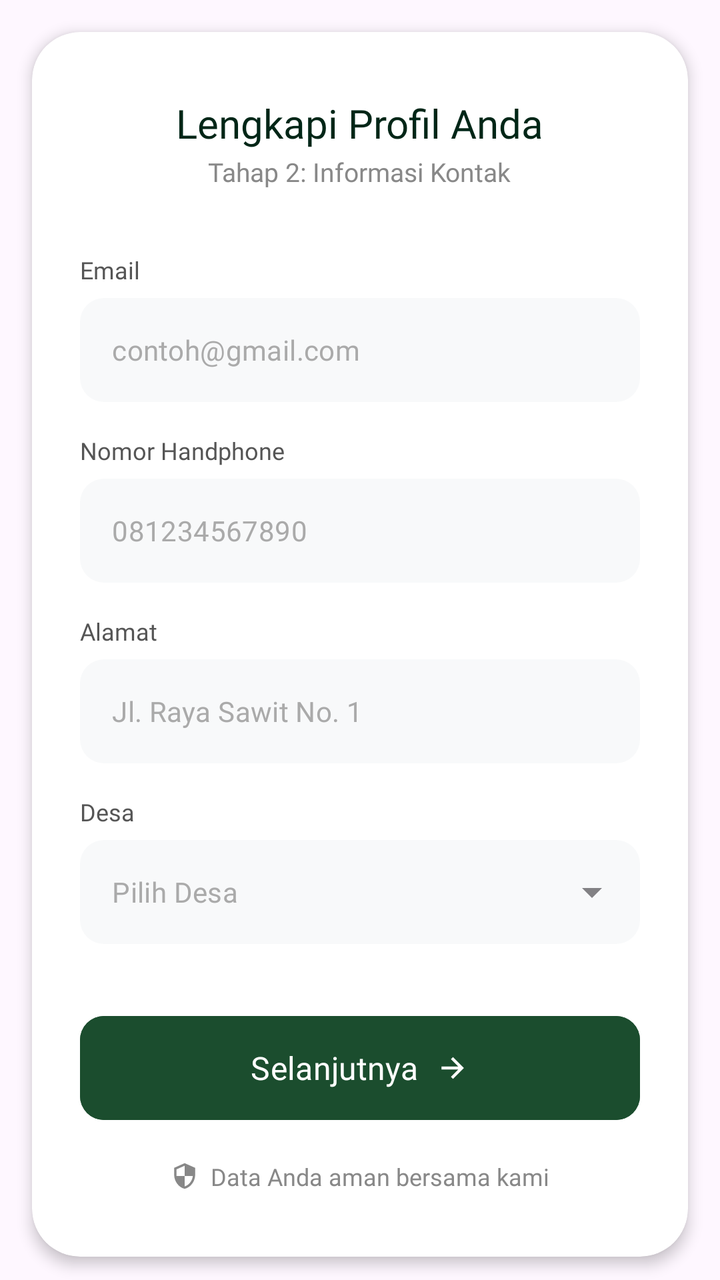
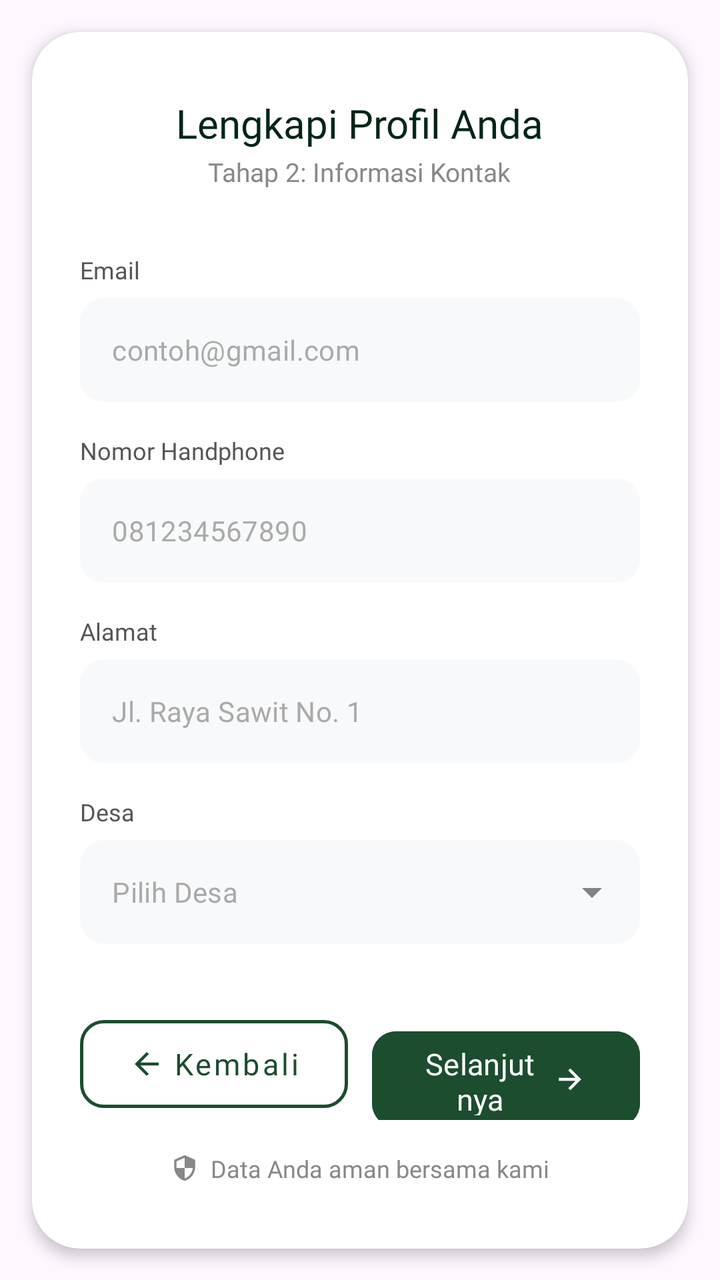

An Android layout rendered at two revisions. The XML below is the earlier revision; the diff shows what the commit changed to produce the second picture.
<!-- AndroidManifest.xml: application theme Theme.Notasawit -->
<!-- res/layout/fragment_data_diri2.xml -->
<?xml version="1.0" encoding="utf-8"?>
<androidx.core.widget.NestedScrollView xmlns:android="http://schemas.android.com/apk/res/android"
    xmlns:app="http://schemas.android.com/apk/res-auto"
    xmlns:tools="http://schemas.android.com/tools"
    android:id="@+id/scrollView"
    android:layout_width="match_parent"
    android:layout_height="match_parent"
    android:fillViewport="true"
    android:fitsSystemWindows="true"
    tools:context=".Autentikasi.Daftar.DataDiri.DataDiri2Fragment">

    <androidx.cardview.widget.CardView
        android:layout_width="match_parent"
        android:layout_height="wrap_content"
        android:layout_margin="16dp"
        app:cardCornerRadius="24dp"
        app:cardElevation="4dp"
        app:cardBackgroundColor="#FFFFFF">

        <androidx.constraintlayout.widget.ConstraintLayout
            android:layout_width="match_parent"
            android:layout_height="wrap_content"
            android:paddingHorizontal="24dp"
            android:paddingVertical="32dp">

            <LinearLayout
                android:id="@+id/form_header"
                android:layout_width="match_parent"
                android:layout_height="wrap_content"
                android:orientation="vertical"
                android:gravity="center"
                app:layout_constraintEnd_toEndOf="parent"
                app:layout_constraintStart_toStartOf="parent"
                app:layout_constraintTop_toTopOf="parent">

                <TextView
                    android:layout_width="wrap_content"
                    android:layout_height="wrap_content"
                    android:fontFamily="@font/poppins_medium"
                    android:text="Lengkapi Profil Anda"
                    android:textColor="#002617"
                    android:textSize="20sp" />

                <TextView
                    android:layout_width="wrap_content"
                    android:layout_height="wrap_content"
                    android:fontFamily="@font/poppins_regular"
                    android:text="Tahap 2: Informasi Kontak"
                    android:textColor="#888888"
                    android:textSize="13sp"
                    android:layout_marginTop="2dp" />
            </LinearLayout>

            
            <TextView
                android:id="@+id/tvLabelEmail"
                android:layout_width="wrap_content"
                android:layout_height="wrap_content"
                android:layout_marginTop="32dp"
                android:text="Email"
                android:textColor="#555555"
                android:fontFamily="@font/poppins_regular"
                android:textSize="12sp"
                app:layout_constraintStart_toStartOf="parent"
                app:layout_constraintTop_toBottomOf="@+id/form_header" />

            <com.google.android.material.textfield.TextInputLayout
                android:id="@+id/EmailLayout"
                style="@style/Widget.MaterialComponents.TextInputLayout.FilledBox"
                android:layout_width="match_parent"
                android:layout_height="wrap_content"
                android:layout_marginTop="6dp"
                app:boxBackgroundColor="#F8F9FA"
                app:boxStrokeWidth="0dp"
                app:boxStrokeWidthFocused="0dp"
                app:boxCornerRadiusTopStart="12dp"
                app:boxCornerRadiusTopEnd="12dp"
                app:boxCornerRadiusBottomStart="12dp"
                app:boxCornerRadiusBottomEnd="12dp"
                app:hintEnabled="false"
                app:layout_constraintTop_toBottomOf="@+id/tvLabelEmail">

                <com.google.android.material.textfield.TextInputEditText
                    android:id="@+id/etEmail"
                    android:layout_width="match_parent"
                    android:layout_height="52dp"
                    android:paddingVertical="0dp"
                    android:paddingHorizontal="16dp"
                    android:hint="contoh@gmail.com"
                    android:textColorHint="#AAAAAA"
                    android:inputType="textEmailAddress"
                    android:fontFamily="@font/poppins_regular"
                    android:textSize="14sp"
                    android:textColor="#002617" />
            </com.google.android.material.textfield.TextInputLayout>

            
            <TextView
                android:id="@+id/tvLabelNomorHandphone"
                android:layout_width="wrap_content"
                android:layout_height="wrap_content"
                android:layout_marginTop="16dp"
                android:text="Nomor Handphone"
                android:textColor="#555555"
                android:fontFamily="@font/poppins_regular"
                android:textSize="12sp"
                app:layout_constraintStart_toStartOf="parent"
                app:layout_constraintTop_toBottomOf="@+id/EmailLayout" />

            <com.google.android.material.textfield.TextInputLayout
                android:id="@+id/NomorHandphoneLayout"
                style="@style/Widget.MaterialComponents.TextInputLayout.FilledBox"
                android:layout_width="match_parent"
                android:layout_height="wrap_content"
                android:layout_marginTop="6dp"
                app:boxBackgroundColor="#F8F9FA"
                app:boxStrokeWidth="0dp"
                app:boxStrokeWidthFocused="0dp"
                app:boxCornerRadiusTopStart="12dp"
                app:boxCornerRadiusTopEnd="12dp"
                app:boxCornerRadiusBottomStart="12dp"
                app:boxCornerRadiusBottomEnd="12dp"
                app:hintEnabled="false"
                app:layout_constraintTop_toBottomOf="@+id/tvLabelNomorHandphone">

                <com.google.android.material.textfield.TextInputEditText
                    android:id="@+id/etNomorHandphone"
                    android:layout_width="match_parent"
                    android:layout_height="52dp"
                    android:paddingVertical="0dp"
                    android:paddingHorizontal="16dp"
                    android:hint="081234567890"
                    android:textColorHint="#AAAAAA"
                    android:inputType="phone"
                    android:fontFamily="@font/poppins_regular"
                    android:textSize="14sp"
                    android:textColor="#002617" />
            </com.google.android.material.textfield.TextInputLayout>

            
            <TextView
                android:id="@+id/tvLabelAlamat"
                android:layout_width="wrap_content"
                android:layout_height="wrap_content"
                android:layout_marginTop="16dp"
                android:text="Alamat"
                android:textColor="#555555"
                android:fontFamily="@font/poppins_regular"
                android:textSize="12sp"
                app:layout_constraintStart_toStartOf="parent"
                app:layout_constraintTop_toBottomOf="@+id/NomorHandphoneLayout" />

            <com.google.android.material.textfield.TextInputLayout
                android:id="@+id/AlamatLayout"
                style="@style/Widget.MaterialComponents.TextInputLayout.FilledBox"
                android:layout_width="match_parent"
                android:layout_height="wrap_content"
                android:layout_marginTop="6dp"
                app:boxBackgroundColor="#F8F9FA"
                app:boxStrokeWidth="0dp"
                app:boxStrokeWidthFocused="0dp"
                app:boxCornerRadiusTopStart="12dp"
                app:boxCornerRadiusTopEnd="12dp"
                app:boxCornerRadiusBottomStart="12dp"
                app:boxCornerRadiusBottomEnd="12dp"
                app:hintEnabled="false"
                app:layout_constraintTop_toBottomOf="@+id/tvLabelAlamat">

                <com.google.android.material.textfield.TextInputEditText
                    android:id="@+id/etAlamat"
                    android:layout_width="match_parent"
                    android:layout_height="52dp"
                    android:paddingVertical="0dp"
                    android:paddingHorizontal="16dp"
                    android:hint="Jl. Raya Sawit No. 1"
                    android:textColorHint="#AAAAAA"
                    android:inputType="textPostalAddress"
                    android:fontFamily="@font/poppins_regular"
                    android:textSize="14sp"
                    android:textColor="#002617" />
            </com.google.android.material.textfield.TextInputLayout>

            
            <TextView
                android:id="@+id/tvLabelDesa"
                android:layout_width="wrap_content"
                android:layout_height="wrap_content"
                android:layout_marginTop="16dp"
                android:text="Desa"
                android:textColor="#555555"
                android:fontFamily="@font/poppins_regular"
                android:textSize="12sp"
                app:layout_constraintStart_toStartOf="parent"
                app:layout_constraintTop_toBottomOf="@+id/AlamatLayout" />

            <com.google.android.material.textfield.TextInputLayout
                android:id="@+id/DesaLayout"
                style="@style/Widget.MaterialComponents.TextInputLayout.FilledBox.ExposedDropdownMenu"
                android:layout_width="match_parent"
                android:layout_height="wrap_content"
                android:layout_marginTop="6dp"
                app:boxBackgroundColor="#F8F9FA"
                app:boxStrokeWidth="0dp"
                app:boxStrokeWidthFocused="0dp"
                app:boxCornerRadiusTopStart="12dp"
                app:boxCornerRadiusTopEnd="12dp"
                app:boxCornerRadiusBottomStart="12dp"
                app:boxCornerRadiusBottomEnd="12dp"
                app:hintEnabled="false"
                app:layout_constraintTop_toBottomOf="@+id/tvLabelDesa">

                <AutoCompleteTextView
                    android:id="@+id/etDesa"
                    android:layout_width="match_parent"
                    android:layout_height="52dp"
                    android:paddingVertical="0dp"
                    android:paddingHorizontal="16dp"
                    android:hint="Pilih Desa"
                    android:textColorHint="#AAAAAA"
                    android:inputType="none"
                    android:fontFamily="@font/poppins_regular"
                    android:textSize="14sp"
                    android:textColor="#002617"/>
            </com.google.android.material.textfield.TextInputLayout>

            <com.google.android.material.button.MaterialButton
                android:id="@+id/btnNext"
                android:layout_width="match_parent"
                android:layout_height="60dp"
                android:layout_marginTop="32dp"
                android:layout_marginBottom="16dp"
                android:backgroundTint="#1B4D2E"
                android:text="Selanjutnya"
                android:textAllCaps="false"
                android:fontFamily="@font/poppins_semibold"
                android:textSize="16sp"
                app:cornerRadius="12dp"
                app:icon="@drawable/ic_arrow_right"
                app:iconGravity="textEnd"
                app:layout_constraintEnd_toEndOf="parent"
                app:layout_constraintStart_toStartOf="parent"
                app:layout_constraintTop_toBottomOf="@+id/DesaLayout" />

            <LinearLayout
                android:id="@+id/tvSecure"
                android:layout_width="match_parent"
                android:layout_height="wrap_content"
                android:gravity="center"
                android:orientation="horizontal"
                android:layout_marginTop="16dp"
                app:layout_constraintTop_toBottomOf="@+id/btnNext">
                <ImageView
                    android:layout_width="14dp"
                    android:layout_height="14dp"
                    android:src="@drawable/ic_shield"
                    app:tint="#888888" />
                <TextView
                    android:layout_width="wrap_content"
                    android:layout_height="wrap_content"
                    android:layout_marginStart="6dp"
                    android:text="Data Anda aman bersama kami"
                    android:fontFamily="@font/poppins_regular"
                    android:textSize="12sp"
                    android:textColor="#888888" />
            </LinearLayout>

        </androidx.constraintlayout.widget.ConstraintLayout>
    </androidx.cardview.widget.CardView>
</androidx.core.widget.NestedScrollView>
<!-- resources referenced by this layout -->
<resources>
  <!-- drawable ic_arrow_right (drawable) -->
  <vector xmlns:android="http://schemas.android.com/apk/res/android"
      android:width="24dp"
      android:height="24dp"
      android:viewportWidth="24.0"
      android:viewportHeight="24.0">
      <path
          android:fillColor="#FF000000"
          android:pathData="M5,13l11.17,0l-4.88,4.88l1.41,1.41l7.3,-7.29l-7.3,-7.29l-1.41,1.41l4.88,4.88l-11.17,0z"/>
  </vector>
  <!-- drawable ic_shield (drawable) -->
  <vector xmlns:android="http://schemas.android.com/apk/res/android"
      android:width="24dp"
      android:height="24dp"
      android:viewportWidth="24.0"
      android:viewportHeight="24.0">
      <path
          android:fillColor="#FF000000"
          android:pathData="M12,1L3,5v6c0,5.55 3.84,10.74 9,12c5.16,-1.26 9,-6.45 9,-12V5L12,1zM12,11.99h7c-0.53,4.12 -3.28,7.79 -7,8.94V12H5V6.3l7,-3.11V11.99z"/>
  </vector>
  <style name="Theme.Notasawit" parent="Base.Theme.Notasawit" />
  <style name="Base.Theme.Notasawit" parent="Theme.Material3.Light.NoActionBar">
          
          <item name="colorPrimary">@color/primary</item>
          <item name="colorSecondary">@color/secondary</item>
          <item name="colorTertiary">@color/tertiary</item>
          <item name="android:statusBarColor">@color/white</item>
          <item name="android:windowLightStatusBar">true</item>
          
          <item name="elevationOverlayEnabled">false</item>
          <item name="colorSurface">@color/white</item>
          
          <item name="colorControlNormal">@color/tertiary</item>
          <item name="colorControlActivated">@color/primary</item>
      </style>
  <color name="primary">#1B4D2E</color>
  <color name="secondary">#D4AF37</color>
  <color name="tertiary">#002617</color>
  <color name="white">#FFFFFFFF</color>
</resources>

<!-- the commit's change to res/layout/fragment_data_diri2.xml (unified diff, before → after) -->
@@ -223,23 +223,53 @@
                     android:textColor="#002617"/>
             </com.google.android.material.textfield.TextInputLayout>
 
-            <com.google.android.material.button.MaterialButton
-                android:id="@+id/btnNext"
-                android:layout_width="match_parent"
-                android:layout_height="60dp"
+            <LinearLayout
+                android:id="@+id/layoutActionButtons"
+                android:layout_width="match_parent"
+                android:layout_height="wrap_content"
+                android:orientation="horizontal"
                 android:layout_marginTop="32dp"
                 android:layout_marginBottom="16dp"
-                android:backgroundTint="#1B4D2E"
-                android:text="Selanjutnya"
-                android:textAllCaps="false"
-                android:fontFamily="@font/poppins_semibold"
-                android:textSize="16sp"
-                app:cornerRadius="12dp"
-                app:icon="@drawable/ic_arrow_right"
-                app:iconGravity="textEnd"
-                app:layout_constraintEnd_toEndOf="parent"
-                app:layout_constraintStart_toStartOf="parent"
-                app:layout_constraintTop_toBottomOf="@+id/DesaLayout" />
+                app:layout_constraintTop_toBottomOf="@+id/DesaLayout"
+                app:layout_constraintStart_toStartOf="parent"
+                app:layout_constraintEnd_toEndOf="parent">
+
+                <com.google.android.material.button.MaterialButton
+                    android:id="@+id/btnBack"
+                    style="@style/Widget.MaterialComponents.Button.OutlinedButton"
+                    android:layout_width="0dp"
+                    android:layout_height="56dp"
+                    android:layout_weight="1"
+                    android:layout_marginEnd="6dp"
+                    android:text="Kembali"
+                    android:textAllCaps="false"
+                    android:fontFamily="@font/poppins_semibold"
+                    android:textColor="#1B4D2E"
+                    android:textSize="15sp"
+                    app:cornerRadius="12dp"
+                    app:strokeColor="#1B4D2E"
+                    app:strokeWidth="1.5dp"
+                    app:icon="@drawable/ic_arrow_back"
+                    app:iconGravity="textStart"
+                    app:iconTint="#1B4D2E" />
+
+                <com.google.android.material.button.MaterialButton
+                    android:id="@+id/btnNext"
+                    android:layout_width="0dp"
+                    android:layout_height="56dp"
+                    android:layout_weight="1"
+                    android:layout_marginStart="6dp"
+                    android:backgroundTint="#1B4D2E"
+                    android:text="Selanjutnya"
+                    android:textAllCaps="false"
+                    android:fontFamily="@font/poppins_semibold"
+                    android:textColor="#FFFFFF"
+                    android:textSize="15sp"
+                    app:cornerRadius="12dp"
+                    app:icon="@drawable/ic_arrow_right"
+                    app:iconGravity="textEnd"
+                    app:iconTint="#FFFFFF" />
+            </LinearLayout>
 
             <LinearLayout
                 android:id="@+id/tvSecure"
@@ -248,7 +278,7 @@
                 android:gravity="center"
                 android:orientation="horizontal"
                 android:layout_marginTop="16dp"
-                app:layout_constraintTop_toBottomOf="@+id/btnNext">
+                app:layout_constraintTop_toBottomOf="@+id/layoutActionButtons">
                 <ImageView
                     android:layout_width="14dp"
                     android:layout_height="14dp"
<!-- resource entries referenced after the edit -->
@@ -1,5 +1,16 @@
 <!-- resources referenced by this layout -->
 <resources>
+  <!-- drawable ic_arrow_back (drawable) -->
+  <vector xmlns:android="http://schemas.android.com/apk/res/android"
+      android:width="24dp"
+      android:height="24dp"
+      android:viewportWidth="24.0"
+      android:viewportHeight="24.0"
+      android:autoMirrored="true">
+      <path
+          android:fillColor="#FF000000"
+          android:pathData="M20,11H7.83l5.59,-5.59L12,4l-8,8 8,8 1.41,-1.41L7.83,13H20v-2z"/>
+  </vector>
   <!-- drawable ic_arrow_right (drawable) -->
   <vector xmlns:android="http://schemas.android.com/apk/res/android"
       android:width="24dp"
